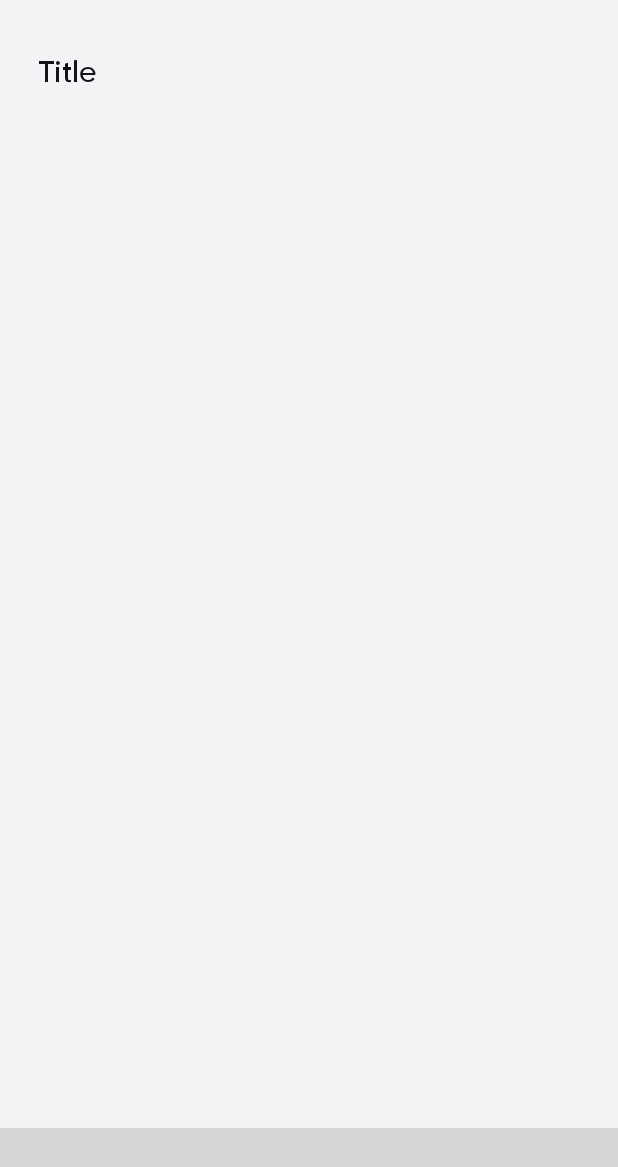
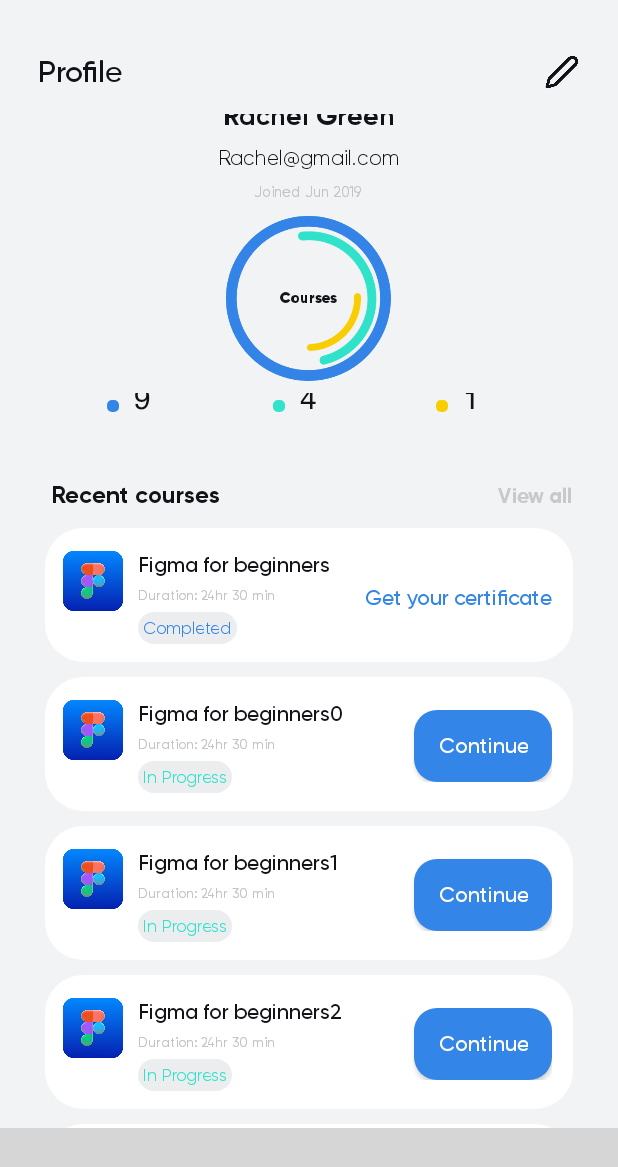
Before and after one commit to Zeynal-kara/NaylaP1, an Android app: the screen it shows after launch (MainActivity), on a phone screen of 412 x 824 dp. Shown: the top 1167 px of the screen. Run offline under Robolectric (Android 15) with nearby library versions, the phone set to English and light mode, and no system bars; libraries missing offline, so code that uses them is left out: com.ismaeldivita.chipnavigation; plain views replace ChipNavigationBar, RoundRectView; 4 statements that could not run were skipped; grey boxes are pictures that could not be loaded.

Commit message:
boş fragmentlar oluşturuldu. Profil Ekranında nestedscrollview büyük oranda tamamlandı

```diff
--- a/app/src/main/java/com/example/naylap1/MainActivity.java
+++ b/app/src/main/java/com/example/naylap1/MainActivity.java
@@ -1,7 +1,6 @@
 package com.example.naylap1;
 
 import androidx.appcompat.app.AppCompatActivity;
-import androidx.core.content.res.ResourcesCompat;
 import androidx.fragment.app.Fragment;
 import androidx.fragment.app.FragmentManager;
 
@@ -9,8 +8,10 @@ import android.os.Bundle;
 import android.widget.ImageView;
 import android.widget.TextView;
 
+import com.example.naylap1.fragment.CategoriFragment;
 import com.example.naylap1.fragment.InboxFragment;
 import com.example.naylap1.fragment.ProfileFragment;
+import com.example.naylap1.fragment.SearchFragment;
 import com.ismaeldivita.chipnavigation.ChipNavigationBar;
 
 public class MainActivity extends AppCompatActivity {
@@ -30,40 +31,50 @@ public class MainActivity extends AppCompatActivity {
         tv_page_view = findViewById(R.id.page_title);
         img_page_icon = findViewById(R.id.img_page_icon);
 
+
+
+        setFragment(new ProfileFragment(), "Profile", R.drawable.edit);
+
+        bottomNav.setItemSelected(R.id.nav_profile, true);
+
         bottomNav.setOnItemSelectedListener(new ChipNavigationBar.OnItemSelectedListener() {
             @Override
             public void onItemSelected(int i) {
 
-                Fragment fragment = null;
                 switch (i){
                     case R.id.nav_category:
+                        setFragment(new CategoriFragment(), "Categori", R.drawable.feather_search);
                         break;
                     case R.id.nav_search:
+                        setFragment(new SearchFragment(), "Search", R.drawable.feather_search);
                         break;
                     case R.id.nav_message:
-                        fragment = new InboxFragment();
-                        tv_page_view.setText("Inbox");
-                        img_page_icon.setImageResource(R.drawable.feather_search);
+                        setFragment(new InboxFragment(), "Inbox", R.drawable.feather_search);
+                        bottomNav.dismissBadge(R.id.nav_message);
                         break;
                     case R.id.nav_profile:
-                        tv_page_view.setText("Profile");
-                        img_page_icon.setImageResource(R.drawable.edit);
-                        fragment = new ProfileFragment();
+                        setFragment(new ProfileFragment(), "Profile", R.drawable.edit);
                         break;
                 }
 
-                if (fragment != null){
-                    fragmentManager = getSupportFragmentManager();
-                    fragmentManager.beginTransaction().replace(R.id.fragment_container, fragment).commit();
 
-                }
 
             }
         });
 
         bottomNav.showBadge(R.id.nav_message, 1);
 
+    }
 
+    private void setFragment(Fragment fragment, String title, int drawableResId){
 
+        tv_page_view.setText(title);
+        img_page_icon.setImageResource(drawableResId);
+
+        if (fragment != null){
+            fragmentManager = getSupportFragmentManager();
+            fragmentManager.beginTransaction().replace(R.id.fragment_container, fragment).commit();
+
+        }
     }
 }
--- a/app/src/main/java/com/example/naylap1/fragment/ProfileFragment.java
+++ b/app/src/main/java/com/example/naylap1/fragment/ProfileFragment.java
@@ -5,6 +5,8 @@ import android.graphics.Color;
 import android.graphics.Shader;
 import android.os.Bundle;
 
+import androidx.core.view.ViewCompat;
+import androidx.core.widget.NestedScrollView;
 import androidx.fragment.app.Fragment;
 import androidx.recyclerview.widget.LinearLayoutManager;
 import androidx.recyclerview.widget.RecyclerView;
@@ -43,6 +45,8 @@ public class ProfileFragment extends Fragment {
         super.onStart();
 
         final RecyclerView recyclerView = getActivity().findViewById(R.id.rv_fragment_profile_recent_courses);
+        NestedScrollView nestedScrollView = getActivity().findViewById(R.id.nscoll_view_fragment_profile_recent_courses);
+
 
         RecentCoursesRecyclerViewAdapter recentCoursesRecyclerViewAdapter =
                 new RecentCoursesRecyclerViewAdapter(loadData(),
@@ -54,11 +58,18 @@ public class ProfileFragment extends Fragment {
             }
         });
 
-        recyclerView.setAdapter(recentCoursesRecyclerViewAdapter);
+        recyclerView.setNestedScrollingEnabled(false);
         recyclerView.setLayoutManager(new LinearLayoutManager(getContext()));
 
+        recyclerView.setAdapter(recentCoursesRecyclerViewAdapter);
+
+        //TODO burada iyileştirme yapılacak ...
+        /*ViewGroup.LayoutParams params = nestedScrollView.getLayoutParams();
+        params.height = 400;
+        nestedScrollView.setLayoutParams(params);*/
 
     }
+
 
     private List<RecentCours> loadData(){
 
--- a/app/src/main/res/layout/fragment_profile.xml
+++ b/app/src/main/res/layout/fragment_profile.xml
@@ -6,7 +6,8 @@
     android:layout_height="match_parent"
 
     android:layout_marginLeft="30dp"
-    android:layout_marginRight="30dp">
+    android:layout_marginRight="30dp"
+    android:orientation="vertical">
 
     <LinearLayout
         android:layout_width="match_parent"
@@ -294,12 +295,20 @@
                 app:fontFamily="@font/gilroy_bold" />
         </LinearLayout>
 
-        <androidx.recyclerview.widget.RecyclerView
-            android:id="@+id/rv_fragment_profile_recent_courses"
+        <androidx.core.widget.NestedScrollView
+            android:id="@+id/nscoll_view_fragment_profile_recent_courses"
             android:layout_width="match_parent"
-            android:layout_height="wrap_content"
-            android:dividerHeight="10dp"
-            tools:listitem="@layout/list_item_recent_cours"/>
+            android:layout_height="400dp"
+            android:orientation="vertical">
+
+            <androidx.recyclerview.widget.RecyclerView
+                android:id="@+id/rv_fragment_profile_recent_courses"
+                android:layout_width="match_parent"
+                android:layout_height="wrap_content"
+                android:dividerHeight="10dp"
+                tools:listitem="@layout/list_item_recent_cours"/>
+
+        </androidx.core.widget.NestedScrollView>
 
 
     </LinearLayout>
```
Also changed, not shown: app/src/main/java/com/example/naylap1/fragment/CategoriFragment.java (added, +45 -0 lines), app/src/main/java/com/example/naylap1/fragment/SearchFragment.java (added, +45 -0 lines), app/src/main/res/layout/fragment_categori.xml (added, +16 -0 lines), app/src/main/res/layout/fragment_search.xml (added, +15 -0 lines).
